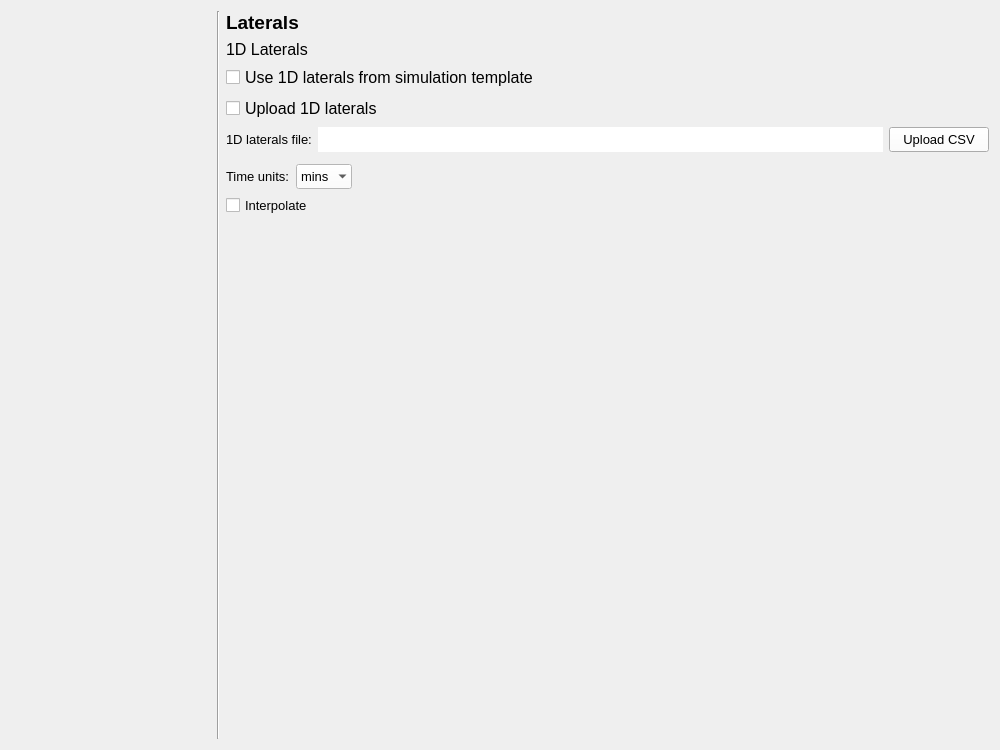
The window that threedi_models_and_simulations/ui/simulation_wizard/page_laterals.ui (nens/threedi-api-qgis-client) describes before a commit, drawn with Qt 5.
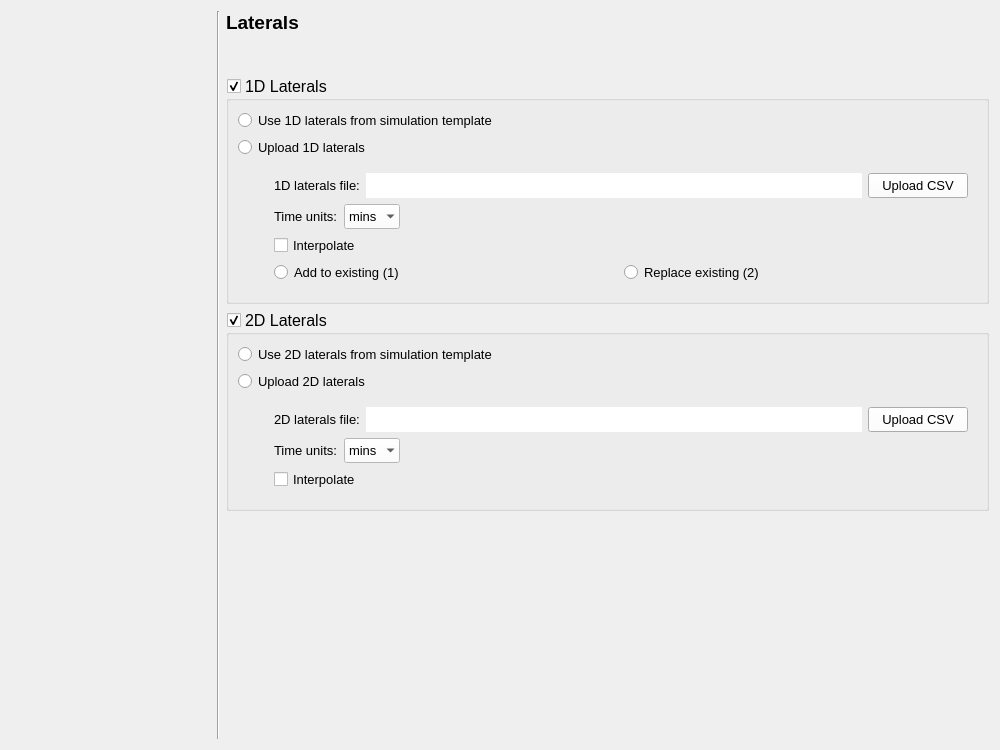
The same window after the commit.

The edit to the form file:
```diff
--- a/threedi_models_and_simulations/ui/simulation_wizard/page_laterals.ui
+++ b/threedi_models_and_simulations/ui/simulation_wizard/page_laterals.ui
@@ -63,117 +63,7 @@
    <string>Form</string>
   </property>
   <layout class="QGridLayout" name="gridLayout">
-   <item row="4" column="2">
-    <layout class="QHBoxLayout" name="horizontalLayout">
-     <property name="bottomMargin">
-      <number>0</number>
-     </property>
-     <item>
-      <widget class="QLabel" name="lb_1D_laterals_file">
-       <property name="minimumSize">
-        <size>
-         <width>0</width>
-         <height>20</height>
-        </size>
-       </property>
-       <property name="maximumSize">
-        <size>
-         <width>16777215</width>
-         <height>16777215</height>
-        </size>
-       </property>
-       <property name="font">
-        <font>
-         <family>Segoe UI</family>
-         <pointsize>10</pointsize>
-        </font>
-       </property>
-       <property name="text">
-        <string>1D laterals file:</string>
-       </property>
-      </widget>
-     </item>
-     <item>
-      <widget class="QLineEdit" name="il_upload">
-       <property name="enabled">
-        <bool>true</bool>
-       </property>
-       <property name="sizePolicy">
-        <sizepolicy hsizetype="Expanding" vsizetype="Preferred">
-         <horstretch>0</horstretch>
-         <verstretch>0</verstretch>
-        </sizepolicy>
-       </property>
-       <property name="minimumSize">
-        <size>
-         <width>225</width>
-         <height>25</height>
-        </size>
-       </property>
-       <property name="maximumSize">
-        <size>
-         <width>16777215</width>
-         <height>16777215</height>
-        </size>
-       </property>
-       <property name="font">
-        <font>
-         <family>Segoe UI</family>
-         <pointsize>10</pointsize>
-        </font>
-       </property>
-       <property name="styleSheet">
-        <string notr="true">QLineEdit {background-color: white;}</string>
-       </property>
-       <property name="frame">
-        <bool>false</bool>
-       </property>
-       <property name="readOnly">
-        <bool>true</bool>
-       </property>
-      </widget>
-     </item>
-     <item>
-      <widget class="QPushButton" name="pb_upload_laterals">
-       <property name="sizePolicy">
-        <sizepolicy hsizetype="Minimum" vsizetype="Preferred">
-         <horstretch>0</horstretch>
-         <verstretch>0</verstretch>
-        </sizepolicy>
-       </property>
-       <property name="minimumSize">
-        <size>
-         <width>100</width>
-         <height>25</height>
-        </size>
-       </property>
-       <property name="maximumSize">
-        <size>
-         <width>16777215</width>
-         <height>16777215</height>
-        </size>
-       </property>
-       <property name="font">
-        <font>
-         <family>Segoe UI</family>
-         <pointsize>10</pointsize>
-        </font>
-       </property>
-       <property name="text">
-        <string>Upload CSV</string>
-       </property>
-      </widget>
-     </item>
-    </layout>
-   </item>
-   <item row="3" column="2">
-    <widget class="QCheckBox" name="checkBox_2">
-     <property name="text">
-      <string>Upload 1D laterals</string>
-     </property>
-    </widget>
-   </item>
-   <item row="0" column="0" rowspan="10">
+   <item row="0" column="0" rowspan="11">
     <widget class="QWidget" name="wizard_steps_widget" native="true">
      <property name="sizePolicy">
       <sizepolicy hsizetype="Preferred" vsizetype="Expanding">
@@ -196,7 +86,7 @@
      <layout class="QVBoxLayout" name="verticalLayout_2"/>
     </widget>
    </item>
-   <item row="0" column="1" rowspan="10">
+   <item row="0" column="1" rowspan="11">
     <widget class="Line" name="line">
      <property name="sizePolicy">
       <sizepolicy hsizetype="Fixed" vsizetype="Expanding">
@@ -209,44 +99,6 @@
      </property>
     </widget>
    </item>
-   <item row="2" column="2">
-    <widget class="QCheckBox" name="checkBox">
-     <property name="text">
-      <string>Use 1D laterals from simulation template</string>
-     </property>
-    </widget>
-   </item>
-   <item row="7" column="2">
-    <widget class="QCheckBox" name="cb_interpolate_laterals">
-     <property name="minimumSize">
-      <size>
-       <width>14</width>
-       <height>14</height>
-      </size>
-     </property>
-     <property name="maximumSize">
-      <size>
-       <width>16777215</width>
-       <height>16777215</height>
-      </size>
-     </property>
-     <property name="font">
-      <font>
-       <family>Segoe UI</family>
-       <pointsize>10</pointsize>
-      </font>
-     </property>
-     <property name="layoutDirection">
-      <enum>Qt::LeftToRight</enum>
-     </property>
-     <property name="text">
-      <string>Interpolate</string>
-     </property>
-     <property name="checked">
-      <bool>false</bool>
-     </property>
-    </widget>
-   </item>
    <item row="0" column="2">
     <widget class="QLabel" name="label">
      <property name="font">
@@ -263,7 +115,7 @@
      </property>
     </widget>
    </item>
-   <item row="8" column="2">
+   <item row="9" column="2">
     <spacer name="verticalSpacer">
      <property name="orientation">
       <enum>Qt::Vertical</enum>
@@ -276,14 +128,7 @@
      </property>
     </spacer>
    </item>
-   <item row="1" column="2">
-    <widget class="QLabel" name="label_2">
-     <property name="text">
-      <string>1D Laterals</string>
-     </property>
-    </widget>
-   </item>
-   <item row="9" column="2">
+   <item row="10" column="2">
     <spacer name="horizontalSpacer">
      <property name="orientation">
       <enum>Qt::Horizontal</enum>
@@ -296,7 +141,350 @@
      </property>
     </spacer>
    </item>
-   <item row="6" column="2">
+   <item row="8" column="2">
+    <widget class="QGroupBox" name="groupbox_2d">
+     <property name="font">
+      <font>
+       <family>Segoe UI</family>
+       <pointsize>12</pointsize>
+      </font>
+     </property>
+     <property name="title">
+      <string>2D Laterals</string>
+     </property>
+     <property name="checkable">
+      <bool>true</bool>
+     </property>
+     <layout class="QGridLayout" name="gridLayout_3">
+      <property name="leftMargin">
+       <number>9</number>
+      </property>
+      <property name="topMargin">
+       <number>9</number>
+      </property>
+      <property name="rightMargin">
+       <number>9</number>
+      </property>
+      <property name="bottomMargin">
+       <number>9</number>
+      </property>
+      <item row="1" column="0">
+       <widget class="QRadioButton" name="rb_upload_2d_laterals">
+        <property name="font">
+         <font>
+          <family>Segoe UI</family>
+          <pointsize>10</pointsize>
+         </font>
+        </property>
+        <property name="text">
+         <string>Upload 2D laterals</string>
+        </property>
+       </widget>
+      </item>
+      <item row="0" column="0">
+       <widget class="QRadioButton" name="rb_use_2d_laterals">
+        <property name="font">
+         <font>
+          <family>Segoe UI</family>
+          <pointsize>10</pointsize>
+         </font>
+        </property>
+        <property name="text">
+         <string>Use 2D laterals from simulation template</string>
+        </property>
+       </widget>
+      </item>
+      <item row="2" column="0">
+       <layout class="QGridLayout" name="gridLayout_5">
+        <property name="leftMargin">
+         <number>36</number>
+        </property>
+        <property name="topMargin">
+         <number>9</number>
+        </property>
+        <property name="rightMargin">
+         <number>9</number>
+        </property>
+        <property name="bottomMargin">
+         <number>9</number>
+        </property>
+        <item row="0" column="0">
+         <layout class="QHBoxLayout" name="horizontalLayout_3">
+          <property name="bottomMargin">
+           <number>0</number>
+          </property>
+          <item>
+           <widget class="QLabel" name="lb_2D_laterals_file">
+            <property name="minimumSize">
+             <size>
+              <width>0</width>
+              <height>20</height>
+             </size>
+            </property>
+            <property name="maximumSize">
+             <size>
+              <width>16777215</width>
+              <height>16777215</height>
+             </size>
+            </property>
+            <property name="font">
+             <font>
+              <family>Segoe UI</family>
+              <pointsize>10</pointsize>
+             </font>
+            </property>
+            <property name="text">
+             <string>2D laterals file:</string>
+            </property>
+           </widget>
+          </item>
+          <item>
+           <widget class="QLineEdit" name="il_2d_upload">
+            <property name="enabled">
+             <bool>true</bool>
+            </property>
+            <property name="sizePolicy">
+             <sizepolicy hsizetype="Expanding" vsizetype="Preferred">
+              <horstretch>0</horstretch>
+              <verstretch>0</verstretch>
+             </sizepolicy>
+            </property>
+            <property name="minimumSize">
+             <size>
+              <width>225</width>
+              <height>25</height>
+             </size>
+            </property>
+            <property name="maximumSize">
+             <size>
+              <width>16777215</width>
+              <height>16777215</height>
+             </size>
+            </property>
+            <property name="font">
+             <font>
+              <family>Segoe UI</family>
+              <pointsize>10</pointsize>
+             </font>
+            </property>
+            <property name="styleSheet">
+             <string notr="true">QLineEdit {background-color: white;}</string>
+            </property>
+            <property name="frame">
+             <bool>false</bool>
+            </property>
+            <property name="readOnly">
+             <bool>true</bool>
+            </property>
+           </widget>
+          </item>
+          <item>
+           <widget class="QPushButton" name="pb_upload_2d_laterals">
+            <property name="sizePolicy">
+             <sizepolicy hsizetype="Minimum" vsizetype="Preferred">
+              <horstretch>0</horstretch>
+              <verstretch>0</verstretch>
+             </sizepolicy>
+            </property>
+            <property name="minimumSize">
+             <size>
+              <width>100</width>
+              <height>25</height>
+             </size>
+            </property>
+            <property name="maximumSize">
+             <size>
+              <width>16777215</width>
+              <height>16777215</height>
+             </size>
+            </property>
+            <property name="font">
+             <font>
+              <family>Segoe UI</family>
+              <pointsize>10</pointsize>
+             </font>
+            </property>
+            <property name="text">
+             <string>Upload CSV</string>
+            </property>
+           </widget>
+          </item>
+         </layout>
+        </item>
+        <item row="1" column="0">
+         <layout class="QHBoxLayout" name="horizontalLayout_4">
+          <property name="sizeConstraint">
+           <enum>QLayout::SetMinimumSize</enum>
+          </property>
+          <item>
+           <widget class="QLabel" name="lb_2D_units">
+            <property name="minimumSize">
+             <size>
+              <width>0</width>
+              <height>20</height>
+             </size>
+            </property>
+            <property name="maximumSize">
+             <size>
+              <width>100</width>
+              <height>16777215</height>
+             </size>
+            </property>
+            <property name="font">
+             <font>
+              <family>Segoe UI</family>
+              <pointsize>10</pointsize>
+             </font>
+            </property>
+            <property name="text">
+             <string>Time units:</string>
+            </property>
+           </widget>
+          </item>
+          <item>
+           <widget class="QComboBox" name="cbo_2d_units">
+            <property name="sizePolicy">
+             <sizepolicy hsizetype="Minimum" vsizetype="Preferred">
+              <horstretch>0</horstretch>
+              <verstretch>0</verstretch>
+             </sizepolicy>
+            </property>
+            <property name="minimumSize">
+             <size>
+              <width>55</width>
+              <height>25</height>
+             </size>
+            </property>
+            <property name="maximumSize">
+             <size>
+              <width>100</width>
+              <height>16777215</height>
+             </size>
+            </property>
+            <property name="font">
+             <font>
+              <family>Segoe UI</family>
+              <pointsize>10</pointsize>
+             </font>
+            </property>
+            <property name="styleSheet">
+             <string notr="true">QComboBox {background-color:white; selection-background-color: lightgray;}</string>
+            </property>
+            <property name="frame">
+             <bool>false</bool>
+            </property>
+            <item>
+             <property name="text">
+              <string>mins</string>
+             </property>
+            </item>
+            <item>
+             <property name="text">
+              <string>hrs</string>
+             </property>
+            </item>
+            <item>
+             <property name="text">
+              <string>s</string>
+             </property>
+            </item>
+           </widget>
+          </item>
+          <item>
+           <spacer name="horizontalSpacer_3">
+            <property name="orientation">
+             <enum>Qt::Horizontal</enum>
+            </property>
+            <property name="sizeHint" stdset="0">
+             <size>
+              <width>40</width>
+              <height>20</height>
+             </size>
+            </property>
+           </spacer>
+          </item>
+         </layout>
+        </item>
+        <item row="2" column="0">
+         <widget class="QCheckBox" name="cb_2d_interpolate">
+          <property name="font">
+           <font>
+            <family>Segoe UI</family>
+            <pointsize>10</pointsize>
+           </font>
+          </property>
+          <property name="text">
+           <string>Interpolate</string>
+          </property>
+         </widget>
+        </item>
+       </layout>
+      </item>
+     </layout>
+    </widget>
+   </item>
+   <item row="7" column="2">
+    <widget class="QGroupBox" name="groupbox_1d">
+     <property name="title">
+      <string>1D Laterals</string>
+     </property>
+     <property name="checkable">
+      <bool>true</bool>
+     </property>
+     <layout class="QGridLayout" name="gridLayout_2">
+      <property name="leftMargin">
+       <number>9</number>
+      </property>
+      <property name="topMargin">
+       <number>9</number>
+      </property>
+      <property name="rightMargin">
+       <number>9</number>
+      </property>
+      <property name="bottomMargin">
+       <number>9</number>
+      </property>
+      <item row="1" column="0">
+       <widget class="QRadioButton" name="rb_upload_1d_laterals">
+        <property name="font">
+         <font>
+          <family>Segoe UI</family>
+          <pointsize>10</pointsize>
+         </font>
+        </property>
+        <property name="text">
+         <string>Upload 1D laterals</string>
+        </property>
+       </widget>
+      </item>
+      <item row="0" column="0">
+       <widget class="QRadioButton" name="rb_use_1d_laterals">
+        <property name="font">
+         <font>
+          <family>Segoe UI</family>
+          <pointsize>10</pointsize>
+         </font>
+        </property>
+        <property name="text">
+         <string>Use 1D laterals from simulation template</string>
+        </property>
+       </widget>
+      </item>
+      <item row="2" column="0">
+       <layout class="QGridLayout" name="gridLayout_4">
+        <property name="leftMargin">
+         <number>36</number>
+        </property>
+        <property name="topMargin">
+         <number>9</number>
+        </property>
+        <property name="rightMargin">
+         <number>9</number>
+        </property>
+        <property name="bottomMargin">
+         <number>9</number>
+        </property>
+        <item row="1" column="0">
     <layout class="QHBoxLayout" name="horizontalLayout_2">
      <property name="sizeConstraint">
       <enum>QLayout::SetMinimumSize</enum>
@@ -389,6 +577,175 @@
       </spacer>
      </item>
     </layout>
+        </item>
+        <item row="0" column="0">
+         <layout class="QHBoxLayout" name="horizontalLayout">
+          <property name="bottomMargin">
+           <number>0</number>
+          </property>
+          <item>
+           <widget class="QLabel" name="lb_1D_laterals_file">
+            <property name="minimumSize">
+             <size>
+              <width>0</width>
+              <height>20</height>
+             </size>
+            </property>
+            <property name="maximumSize">
+             <size>
+              <width>16777215</width>
+              <height>16777215</height>
+             </size>
+            </property>
+            <property name="font">
+             <font>
+              <family>Segoe UI</family>
+              <pointsize>10</pointsize>
+             </font>
+            </property>
+            <property name="text">
+             <string>1D laterals file:</string>
+            </property>
+           </widget>
+          </item>
+          <item>
+           <widget class="QLineEdit" name="il_upload">
+            <property name="enabled">
+             <bool>true</bool>
+            </property>
+            <property name="sizePolicy">
+             <sizepolicy hsizetype="Expanding" vsizetype="Preferred">
+              <horstretch>0</horstretch>
+              <verstretch>0</verstretch>
+             </sizepolicy>
+            </property>
+            <property name="minimumSize">
+             <size>
+              <width>225</width>
+              <height>25</height>
+             </size>
+            </property>
+            <property name="maximumSize">
+             <size>
+              <width>16777215</width>
+              <height>16777215</height>
+             </size>
+            </property>
+            <property name="font">
+             <font>
+              <family>Segoe UI</family>
+              <pointsize>10</pointsize>
+             </font>
+            </property>
+            <property name="styleSheet">
+             <string notr="true">QLineEdit {background-color: white;}</string>
+            </property>
+            <property name="frame">
+             <bool>false</bool>
+            </property>
+            <property name="readOnly">
+             <bool>true</bool>
+            </property>
+           </widget>
+          </item>
+          <item>
+           <widget class="QPushButton" name="pb_upload_laterals">
+            <property name="sizePolicy">
+             <sizepolicy hsizetype="Minimum" vsizetype="Preferred">
+              <horstretch>0</horstretch>
+              <verstretch>0</verstretch>
+             </sizepolicy>
+            </property>
+            <property name="minimumSize">
+             <size>
+              <width>100</width>
+              <height>25</height>
+             </size>
+            </property>
+            <property name="maximumSize">
+             <size>
+              <width>16777215</width>
+              <height>16777215</height>
+             </size>
+            </property>
+            <property name="font">
+             <font>
+              <family>Segoe UI</family>
+              <pointsize>10</pointsize>
+             </font>
+            </property>
+            <property name="text">
+             <string>Upload CSV</string>
+            </property>
+           </widget>
+          </item>
+         </layout>
+        </item>
+        <item row="2" column="0">
+         <widget class="QCheckBox" name="cb_interpolate_laterals">
+          <property name="minimumSize">
+           <size>
+            <width>14</width>
+            <height>14</height>
+           </size>
+          </property>
+          <property name="maximumSize">
+           <size>
+            <width>16777215</width>
+            <height>16777215</height>
+           </size>
+          </property>
+          <property name="font">
+           <font>
+            <family>Segoe UI</family>
+            <pointsize>10</pointsize>
+           </font>
+          </property>
+          <property name="layoutDirection">
+           <enum>Qt::LeftToRight</enum>
+          </property>
+          <property name="text">
+           <string>Interpolate</string>
+          </property>
+          <property name="checked">
+           <bool>false</bool>
+          </property>
+         </widget>
+        </item>
+        <item row="3" column="0">
+         <layout class="QHBoxLayout" name="horizontalLayout_5">
+          <item>
+           <widget class="QRadioButton" name="rb_add_to_existing">
+            <property name="font">
+             <font>
+              <family>Segoe UI</family>
+              <pointsize>10</pointsize>
+             </font>
+            </property>
+            <property name="text">
+             <string>Add to existing (1)</string>
+            </property>
+           </widget>
+          </item>
+          <item>
+           <widget class="QRadioButton" name="rb_replace_existing">
+            <property name="font">
+             <font>
+              <family>Segoe UI</family>
+              <pointsize>10</pointsize>
+             </font>
+            </property>
+            <property name="text">
+             <string>Replace existing (2)</string>
+            </property>
+           </widget>
+          </item>
+         </layout>
+        </item>
+       </layout>
+      </item>
+     </layout>
+    </widget>
    </item>
   </layout>
  </widget>
```
Lines whose indentation alone changed are shown as unchanged.
